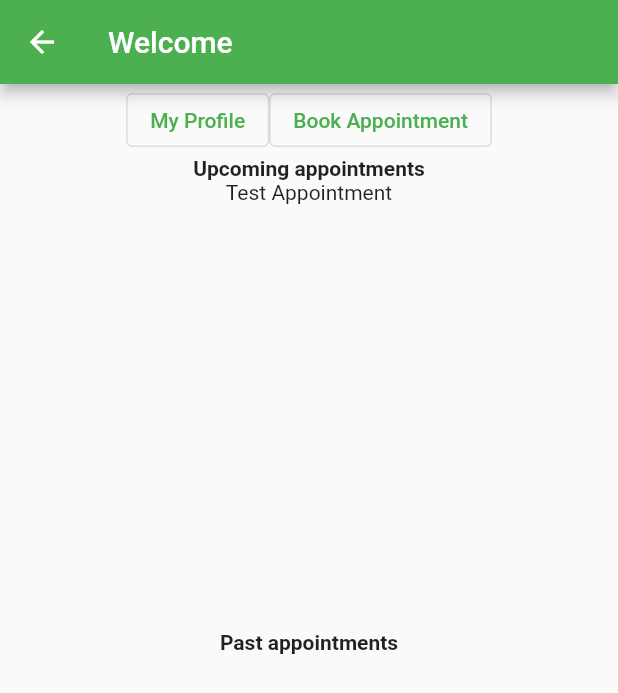
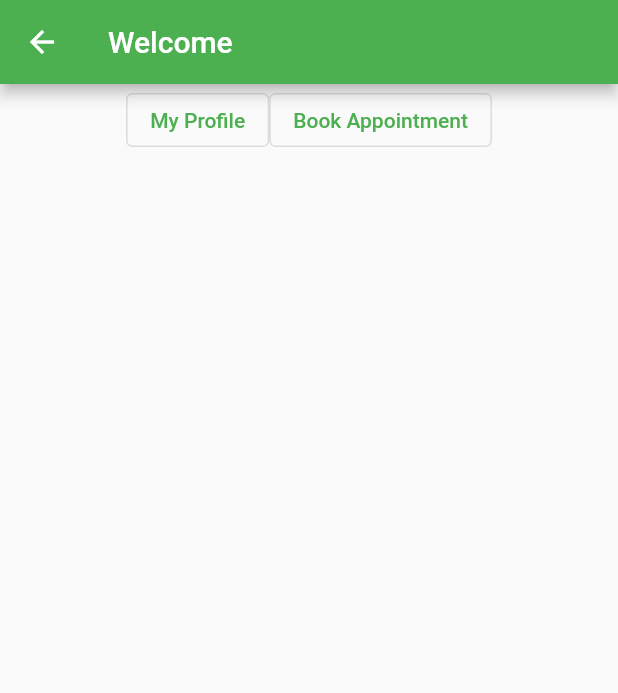
Before and after one commit to D7oMxB52/ND_Telemedicine_App, a Flutter app: the PatientPage screen opened directly with empty values, on a phone screen of 412 x 824 dp. Shown: the top 693 px of the screen. Run offline on Flutter 3.47's test engine with Material 2 defaults, Android fonts, the phone set to English and light mode, and no system bars; our stand-ins replace flutter_holo_date_picker; missing offline and left inert: flutter_calendar_widget.

Commit message:
Profile display completed for patient user
Replaced hardcoded values in api call in Profile.dart to dynamically populated value
Deleted appointment information in PatientPage.dart

```diff
--- a/frontend/lib/PatientPage.dart
+++ b/frontend/lib/PatientPage.dart
@@ -22,9 +22,9 @@ class PatientPage extends StatelessWidget {
                   OutlinedButton(
                     child: Text("My Profile"),
                     onPressed: () {
-                      Navigator.push(context, MaterialPageRoute(builder: (context) {
-                        return const Profile();
-                      }));
+                      Navigator.push(context, MaterialPageRoute(builder: (context) =>
+                          Profile(user: user)),
+                      );
                     },
                   ),
                   OutlinedButton(
@@ -37,22 +37,6 @@ class PatientPage extends StatelessWidget {
                   ),
               ],
             ),
-            Column(
-              children: const [
-                Text("Upcoming appointments",
-                  style: TextStyle(
-                      fontWeight: FontWeight.bold),
-                ),
-                SizedBox(
-                  height: 300,
-                  child: Text("Test Appointment")
-                ),
-                Text("Past appointments",
-                  style: TextStyle(
-                    fontWeight: FontWeight.bold),
-                ),
-              ],
-            )
           ],
         ),
       ),
```
Also changed, not shown: frontend/lib/Profile.dart (+4 -4 lines).
